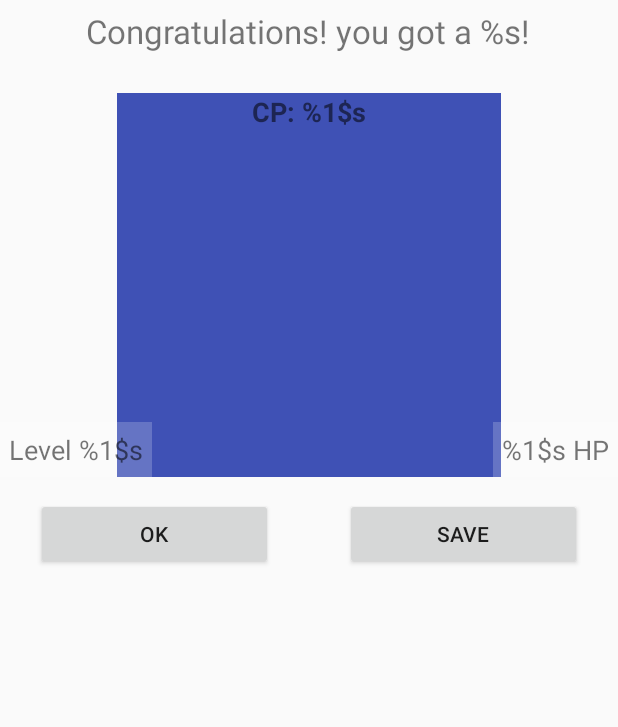
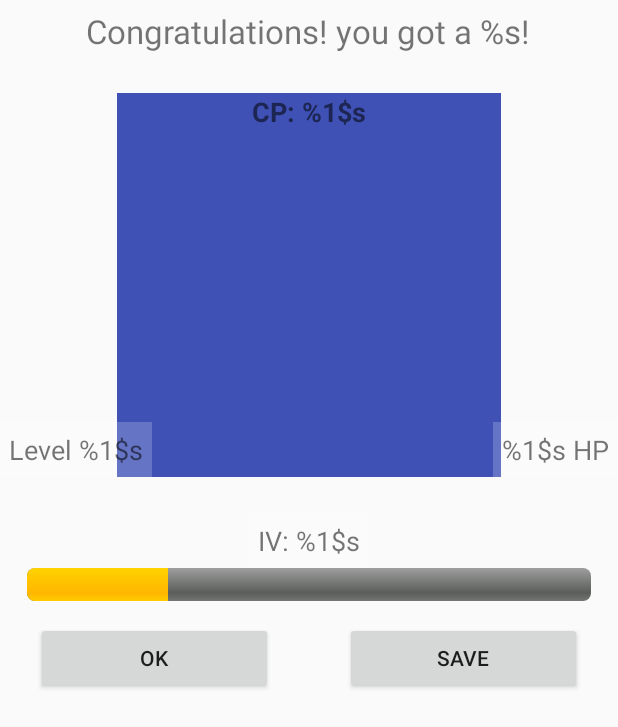
Before and after one commit to f3lixz/EggSimulatorv2, an Android app: the layout pokemon_dialog.xml on its own in the app's theme, with its tools: preview values and no code run, on a phone screen of 412 x 824 dp. Shown: the top 727 px of the screen. Run offline under Robolectric (Android 15) with nearby library versions, the phone set to English and light mode, and no system bars; plain views replace SeekArc.

Commit message:
implemented IV in pokedialog

```diff
--- a/app/src/main/res/layout/pokemon_dialog.xml
+++ b/app/src/main/res/layout/pokemon_dialog.xml
@@ -64,11 +64,32 @@
         android:layout_alignParentRight="true"
         android:text="@string/pokepop_hp"
         />
+    <TextView
+        android:padding="6dp"
+        android:id="@+id/ivText"
+        android:textSize="18sp"
+        android:background="#33FFFFFF"
+        android:layout_marginTop="24dp"
+        android:layout_width="wrap_content"
+        android:layout_height="wrap_content"
+        android:layout_below="@id/pokeImage"
+        android:layout_centerHorizontal="true"
+        android:text="@string/pokepop_iv"
+        />
+    <ProgressBar
+        android:id="@+id/iv_progress"
+        style="@android:style/Widget.ProgressBar.Horizontal"
+        android:layout_below="@id/ivText"
+        android:layout_width="match_parent"
+        android:layout_height="22dp"
+        android:layout_marginRight="18dp"
+        android:layout_marginLeft="18dp"
+        android:progress="25"/>
     <LinearLayout
         android:layout_width="match_parent"
         android:layout_height="wrap_content"
         android:layout_gravity="center_horizontal"
-        android:layout_below="@+id/pokeImage"
+        android:layout_below="@+id/iv_progress"
         android:layout_marginTop="14dp"
         android:orientation="horizontal">
         <Button
--- a/app/src/main/res/values/colors.xml
+++ b/app/src/main/res/values/colors.xml
@@ -3,4 +3,9 @@
     <color name="colorPrimary">#3F51B5</color>
     <color name="colorPrimaryDark">#303F9F</color>
     <color name="colorAccent">#FF4081</color>
+    <color name="red">#FF0000</color>
+    <color name="orange">#ff9900</color>
+    <color name="yellow">#ffff00</color>
+    <color name="lightGreen">#ccff33</color>
+    <color name="green">#66ff33</color>
 </resources>
--- a/app/src/main/res/values/strings.xml
+++ b/app/src/main/res/values/strings.xml
@@ -9,6 +9,7 @@
     <string name="pokepop_cp">CP: %1$s</string>
     <string name="pokepop_weight">Weight: %1$s</string>
     <string name="pokepop_length">Length: %1$s</string>
+    <string name="pokepop_iv">IV: %1$s</string>
 
     <string name="egg_dont_crack">Disable cracking</string>
     <string name="twokm">2 km</string>
```
Also changed, not shown: app/src/main/java/se/eggmaster/eggsimulator/Core/PokemonGenerator.java (+42 -0 lines), app/src/main/java/se/eggmaster/eggsimulator/Models/Pokemon.java (+11 -0 lines), app/src/main/java/se/eggmaster/eggsimulator/UI/PokePopDialog.java (+18 -9 lines), app/src/main/res/drawable/progresscolor.xml (added, +45 -0 lines).
